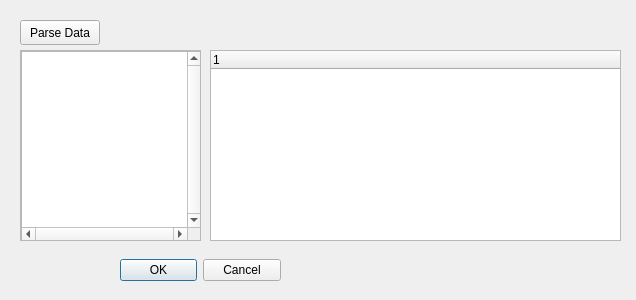
Qt form parserdialog.ui (skullanbones/ts-analyzer) before a commit.
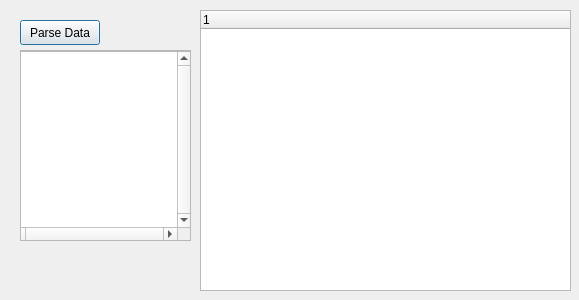
The same form after that commit.

Commit message: Move parser dialog to main window

```diff
--- a/parserdialog.ui
+++ b/parserdialog.ui
@@ -6,29 +6,13 @@
    <rect>
     <x>0</x>
     <y>0</y>
-    <width>636</width>
+    <width>579</width>
     <height>300</height>
    </rect>
   </property>
   <property name="windowTitle">
    <string>Stream Metadata</string>
   </property>
-  <widget class="QDialogButtonBox" name="buttonBox">
-   <property name="geometry">
-    <rect>
-     <x>120</x>
-     <y>250</y>
-     <width>161</width>
-     <height>41</height>
-    </rect>
-   </property>
-   <property name="orientation">
-    <enum>Qt::Horizontal</enum>
-   </property>
-   <property name="standardButtons">
-    <set>QDialogButtonBox::Cancel|QDialogButtonBox::Ok</set>
-   </property>
-  </widget>
   <widget class="QPushButton" name="parseButton">
    <property name="geometry">
     <rect>
@@ -47,7 +31,7 @@
     <rect>
      <x>20</x>
      <y>50</y>
-     <width>181</width>
+     <width>171</width>
      <height>191</height>
     </rect>
    </property>
@@ -59,14 +43,14 @@
      <rect>
       <x>0</x>
       <y>0</y>
-      <width>179</width>
+      <width>169</width>
       <height>189</height>
      </rect>
     </property>
     <widget class="QTextBrowser" name="textBrowser">
      <property name="geometry">
       <rect>
-       <x>0</x>
+       <x>-10</x>
        <y>0</y>
        <width>181</width>
        <height>191</height>
@@ -87,10 +71,10 @@
   <widget class="QTreeWidget" name="treeWidget">
    <property name="geometry">
     <rect>
-     <x>210</x>
-     <y>50</y>
-     <width>411</width>
-     <height>191</height>
+     <x>200</x>
+     <y>10</y>
+     <width>371</width>
+     <height>281</height>
     </rect>
    </property>
    <column>
```
Left out of the diff: 35 changed lines with no effect on the pictures. The commit also changes 5 other files.
